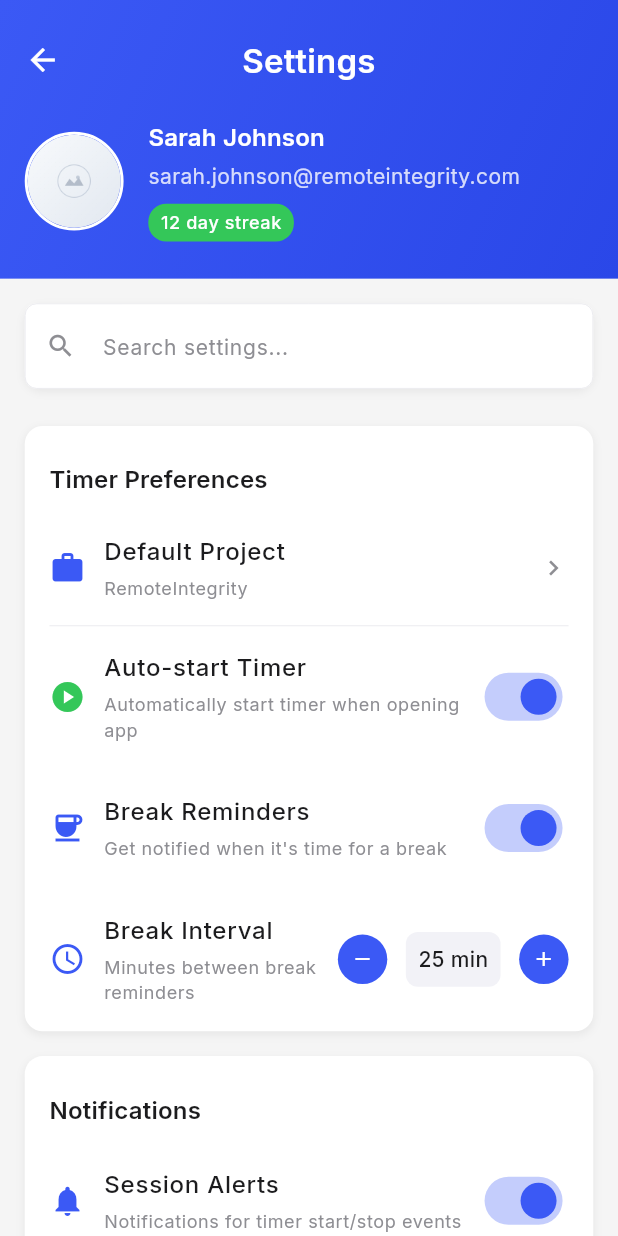
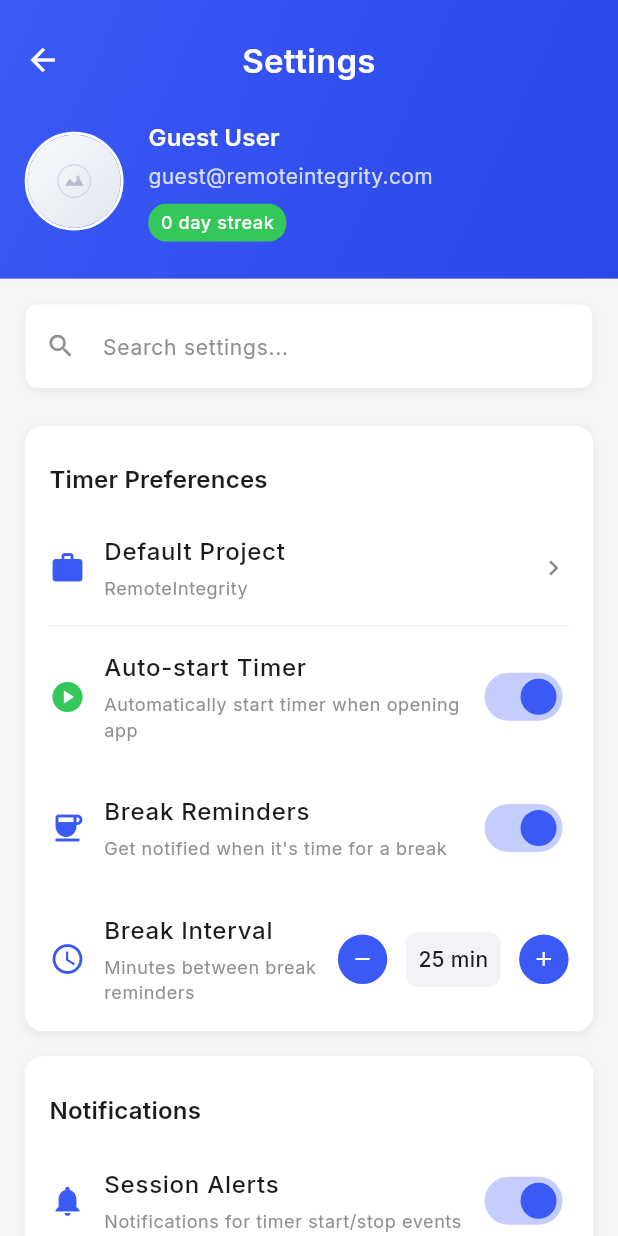
Before and after one commit to younusFoysal/RI-Tracker-Android-IOS-app, a Flutter app: the Settings screen opened by its route, on a phone screen of 412 x 824 dp. Run offline on Flutter 3.47's test engine with Material 3 defaults, Android fonts, the phone set to English and light mode, and no system bars; drawn by our look-alikes of cached_network_image; our stand-ins replace connectivity_plus, dio, flutter_svg, fluttertoast, google_fonts, percent_indicator and 3 more; missing offline and left inert: record; accounts and stored records are empty; network calls fail.

Commit message:
Login, Session, Profile is working

```diff
--- a/lib/presentation/session_notes/session_notes.dart
+++ b/lib/presentation/session_notes/session_notes.dart
@@ -209,7 +209,7 @@ class _SessionNotesState extends State<SessionNotes> {
     // Simulate saving note with session data
     final noteData = {
       "sessionId": DateTime.now().millisecondsSinceEpoch.toString(),
-      "note": _notesController.text.trim(),
+      "userNote": _notesController.text.trim(),
       "duration": _sessionData["duration"],
       "projectName": _sessionData["projectName"],
       "timestamp": DateTime.now().toIso8601String(),
--- a/lib/presentation/settings/settings.dart
+++ b/lib/presentation/settings/settings.dart
@@ -3,6 +3,7 @@ import 'package:fluttertoast/fluttertoast.dart';
 import 'package:sizer/sizer.dart';
 
 import '../../core/app_export.dart';
+import '../../services/auth_service.dart';
 import './widgets/settings_item_widget.dart';
 import './widgets/settings_section_widget.dart';
 import './widgets/stepper_setting_widget.dart';
@@ -21,19 +22,34 @@ class _SettingsState extends State<Settings> {
   final TextEditingController _searchController = TextEditingController();
   String _searchQuery = '';
   bool _isSearching = false;
+  final AuthService _authService = AuthService();
 
-  // Mock user data
-  final Map<String, dynamic> userData = {
-    "id": 1,
-    "name": "Sarah Johnson",
-    "email": "sarah.johnson@remoteintegrity.com",
-    "avatar":
-        "https://images.unsplash.com/photo-1494790108755-2616b612b786?w=150&h=150&fit=crop&crop=face",
-    "productivityStreak": 12,
-    "joinDate": "2024-01-15",
-    "totalHours": 1247.5,
-    "currentProject": "RemoteIntegrity"
-  };
+  // Get real user data from AuthService
+  Map<String, dynamic> get userData {
+    final user = _authService.currentUser;
+    if (user == null) {
+      return {
+        "id": "",
+        "name": "Guest User",
+        "email": "guest@remoteintegrity.com",
+        "avatar": "",
+        "productivityStreak": 0,
+        "joinDate": "",
+        "totalHours": 0.0,
+        "currentProject": "RemoteIntegrity"
+      };
+    }
+    return {
+      "id": user.id,
+      "name": user.name,
+      "email": user.email,
+      "avatar": user.avatar,
+      "productivityStreak": 0, // TODO: Calculate from stats service
+      "joinDate": user.createdAt,
+      "totalHours": 0.0, // TODO: Calculate from stats service
+      "currentProject": "RemoteIntegrity" // TODO: Get from current session
+    };
+  }
 
   // Settings state
   bool _autoStartTimer = true;
--- a/lib/presentation/settings/widgets/user_profile_header_widget.dart
+++ b/lib/presentation/settings/widgets/user_profile_header_widget.dart
@@ -32,10 +32,15 @@ class UserProfileHeaderWidget extends StatelessWidget {
             children: [
               Row(
                 children: [
-                  CustomIconWidget(
-                    iconName: 'arrow_back',
-                    color: AppTheme.surfaceWhite,
-                    size: 24,
+                  GestureDetector(
+                    onTap: () {
+                      Navigator.of(context).pop();
+                    },
+                    child: CustomIconWidget(
+                      iconName: 'arrow_back',
+                      color: AppTheme.surfaceWhite,
+                      size: 24,
+                    ),
                   ),
                   Expanded(
                     child: Text(
--- a/lib/presentation/timer_dashboard/widgets/progress_card_widget.dart
+++ b/lib/presentation/timer_dashboard/widgets/progress_card_widget.dart
@@ -318,12 +318,12 @@ class _ProgressCardWidgetState extends State<ProgressCardWidget>
                                 CircularPercentIndicator(
                                   radius: 10.w,
                                   lineWidth: 6.0,
-                                  percent: _progressAnimation.value,
+                                  percent: _progressAnimation.value.clamp(0.0, 1.0),
                                   center: Column(
                                     mainAxisSize: MainAxisSize.min,
                                     children: [
                                       Text(
-                                        '${(widget.productivityPercentage * _progressAnimation.value).toInt()}%',
+                                        '${(widget.productivityPercentage * _progressAnimation.value.clamp(0.0, 1.0)).toInt()}%',
                                         style: AppTheme
                                             .lightTheme
                                             .textTheme
--- a/lib/services/ai_service.dart
+++ b/lib/services/ai_service.dart
@@ -72,7 +72,7 @@ Keep it concise but informative, suitable for time tracking records.
       if (data['choices'] != null && data['choices'].isNotEmpty) {
         return {
           'success': true,
-          'notes': data['choices'][0]['message']['content'],
+          'userNote': data['choices'][0]['message']['content'],
         };
       } else {
         return {
--- a/lib/services/config_service.dart
+++ b/lib/services/config_service.dart
@@ -1,10 +1,10 @@
 class AppConfig {
-  static const String appEnv = "local"; // or "development" or "local"
+  static const String appEnv = "production"; // or "development" or "local"
 
   static const Map<String, Map<String, String>> urlConfig = {
     "local": {
       "LOGIN": "http://10.0.2.2:4000/api/v1/auth/login/employee",
-      "PROFILE": "https://crm-amber-six.vercel.app/api/v1/employee",
+      "PROFILE": "http://10.0.2.2:4000/api/v1/employees/profile",
       "SESSIONS": "http://10.0.2.2:3010/api/v1/sessions/app",
       "DAILY_STATS": "http://10.0.2.2:3010/api/v1/stats/daily",
       "WEEKLY_STATS": "http://10.0.2.2:3010/api/v1/stats/weekly",
@@ -19,7 +19,7 @@ class AppConfig {
     },
     "production": {
       "LOGIN": "https://auth.remoteintegrity.com/api/v1/auth/login/employee",
-      "PROFILE": "https://crm.remoteintegrity.com/api/v1/employee",
+      "PROFILE": "https://auth.remoteintegrity.com/api/v1/employees/profile",
       "SESSIONS": "https://tracker.remoteintegrity.com/api/v1/sessions/app",
       "DAILY_STATS": "https://tracker.remoteintegrity.com/api/v1/stats/daily",
       "WEEKLY_STATS": "https://tracker.remoteintegrity.com/api/v1/stats/weekly",
@@ -27,5 +27,5 @@ class AppConfig {
   };
 
   static Map<String, String> get urls => urlConfig[appEnv]!;
-  static bool get debug => appEnv != "local";
+  static bool get debug => appEnv != "production";
 }
```
Also changed, not shown: lib/presentation/timer_dashboard/timer_dashboard.dart (+10 -3 lines), lib/presentation/timer_dashboard/widgets/project_selector_widget.dart (+16 -16 lines), lib/services/auth_service.dart (+7 -4 lines), lib/services/session_service.dart (+4 -4 lines).
